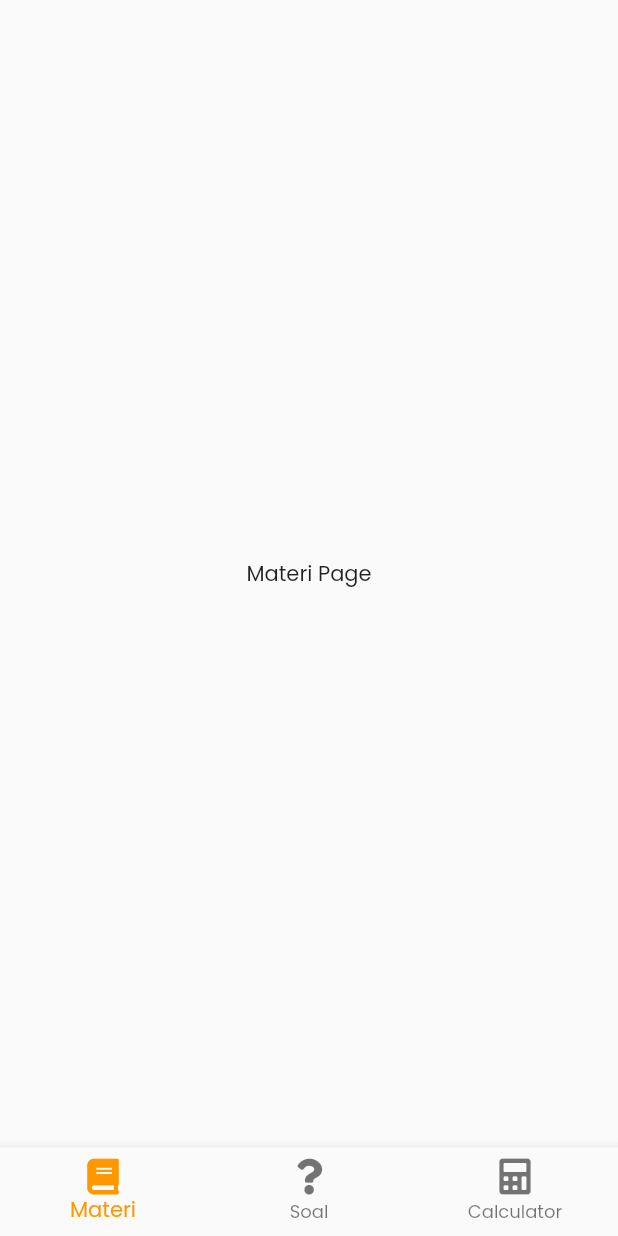
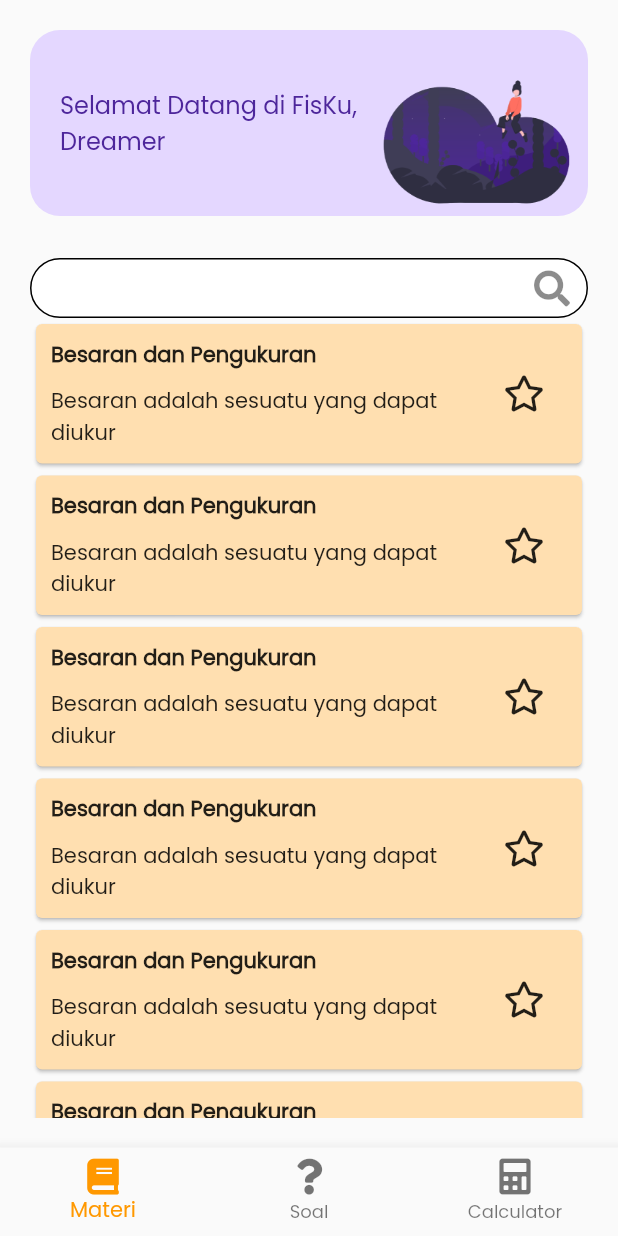
Before and after one commit to driskimaulana/fisku_app, a Flutter app: the screen it shows after launch, on a phone screen of 412 x 824 dp. Run offline on Flutter 3.47's test engine with Material 2 defaults, Android fonts, the light colour scheme and no system bars; our stand-ins replace font_awesome_flutter, hexcolor.

Commit message:
membuat halaman materi, dengan demo data

```diff
--- /dev/null
+++ b/lib/demo/daftar_materi.dart
@@ -0,0 +1,35 @@
+import 'package:fisku_app/models/materi_model.dart';
+import 'package:fisku_app/screens/pages/materi_page.dart';
+
+List<ModelMateri> demoData = [
+  ModelMateri(
+    judul: 'Besaran dan Pengukuran',
+    desc: 'Besaran adalah sesuatu yang dapat diukur',
+    materi: MateriPage(),
+  ),
+  ModelMateri(
+    judul: 'Besaran dan Pengukuran',
+    desc: 'Besaran adalah sesuatu yang dapat diukur',
+    materi: MateriPage(),
+  ),
+  ModelMateri(
+    judul: 'Besaran dan Pengukuran',
+    desc: 'Besaran adalah sesuatu yang dapat diukur',
+    materi: MateriPage(),
+  ),
+  ModelMateri(
+    judul: 'Besaran dan Pengukuran',
+    desc: 'Besaran adalah sesuatu yang dapat diukur',
+    materi: MateriPage(),
+  ),
+  ModelMateri(
+    judul: 'Besaran dan Pengukuran',
+    desc: 'Besaran adalah sesuatu yang dapat diukur',
+    materi: MateriPage(),
+  ),
+  ModelMateri(
+    judul: 'Besaran dan Pengukuran',
+    desc: 'Besaran adalah sesuatu yang dapat diukur',
+    materi: MateriPage(),
+  ),
+];
--- /dev/null
+++ b/lib/demo/demo_widget.dart
@@ -0,0 +1,14 @@
+import 'package:flutter/material.dart';
+
+class MateriDemo extends StatelessWidget {
+  const MateriDemo({Key? key}) : super(key: key);
+
+  @override
+  Widget build(BuildContext context) {
+    return Scaffold(
+      body: Center(
+        child: Text('Materi Page'),
+      ),
+    );
+  }
+}
--- a/lib/main.dart
+++ b/lib/main.dart
@@ -1,22 +1,11 @@
-import 'package:fisku_app/screens/pages/calculator_page.dart';
 import 'package:fisku_app/screens/pages/home_page.dart';
-import 'package:fisku_app/screens/pages/materi_page.dart';
-import 'package:fisku_app/screens/pages/soal_page.dart';
 import 'package:flutter/material.dart';
-import 'package:font_awesome_flutter/font_awesome_flutter.dart';
 
 void main() {
   runApp(MyApp());
 }
 
 class MyApp extends StatelessWidget {
-  int _currentIndex = 0;
-  List<Widget> _listMenu = [
-    MateriPage(),
-    SoalPage(),
-    CalculatorPage(),
-  ];
-
   @override
   Widget build(BuildContext context) {
     return MaterialApp(
--- /dev/null
+++ b/lib/models/materi_model.dart
@@ -0,0 +1,9 @@
+import 'package:flutter/material.dart';
+
+class ModelMateri {
+  String judul;
+  String desc;
+  Widget materi;
+
+  ModelMateri({required this.judul, required this.desc, required this.materi});
+}
--- a/lib/screens/pages/materi_page.dart
+++ b/lib/screens/pages/materi_page.dart
@@ -1,3 +1,6 @@
+import 'package:fisku_app/screens/widgets/materi_page/list_materi.dart';
+import 'package:fisku_app/screens/widgets/materi_page/search_bar.dart';
+import 'package:fisku_app/screens/widgets/materi_page/welcome.dart';
 import 'package:flutter/material.dart';
 
 class MateriPage extends StatefulWidget {
@@ -11,8 +14,18 @@ class _MateriPageState extends State<MateriPage> {
   @override
   Widget build(BuildContext context) {
     return Scaffold(
-      body: Center(
-        child: Text('Materi Page'),
+      body: Container(
+        padding: EdgeInsets.all(20.0),
+        child: SingleChildScrollView(
+          physics: BouncingScrollPhysics(),
+          child: Column(
+            children: <Widget>[
+              Welcome(),
+              SearchBar(),
+              ListMateri(),
+            ],
+          ),
+        ),
       ),
     );
   }
--- /dev/null
+++ b/lib/screens/widgets/materi_card.dart
@@ -0,0 +1,52 @@
+import 'package:fisku_app/models/materi_model.dart';
+import 'package:flutter/material.dart';
+import 'package:font_awesome_flutter/font_awesome_flutter.dart';
+import 'package:hexcolor/hexcolor.dart';
+
+class MateriCard extends StatefulWidget {
+  final ModelMateri dataMateri;
+  const MateriCard({Key? key, required this.dataMateri}) : super(key: key);
+
+  @override
+  _MateriCardState createState() => _MateriCardState();
+}
+
+class _MateriCardState extends State<MateriCard> {
+  @override
+  Widget build(BuildContext context) {
+    return Card(
+      color: HexColor('#FFDFB0'),
+      child: Padding(
+        padding: EdgeInsets.symmetric(vertical: 10.0, horizontal: 10.0),
+        child: Row(
+          mainAxisAlignment: MainAxisAlignment.spaceEvenly,
+          children: <Widget>[
+            Expanded(
+              flex: 5,
+              child: Column(
+                crossAxisAlignment: CrossAxisAlignment.start,
+                children: [
+                  Text(
+                    widget.dataMateri.judul,
+                    style: TextStyle(fontWeight: FontWeight.bold),
+                  ),
+                  SizedBox(
+                    height: 10.0,
+                  ),
+                  Text(widget.dataMateri.desc),
+                ],
+              ),
+            ),
+            Expanded(
+              // flex: ,
+              child: IconButton(
+                onPressed: () {},
+                icon: FaIcon(FontAwesomeIcons.star),
+              ),
+            )
+          ],
+        ),
+      ),
+    );
+  }
+}
--- /dev/null
+++ b/lib/screens/widgets/materi_page/list_materi.dart
@@ -0,0 +1,23 @@
+import 'package:fisku_app/demo/daftar_materi.dart';
+import 'package:fisku_app/screens/widgets/materi_card.dart';
+import 'package:flutter/material.dart';
+
+class ListMateri extends StatefulWidget {
+  @override
+  _ListMateriState createState() => _ListMateriState();
+}
+
+class _ListMateriState extends State<ListMateri> {
+  @override
+  Widget build(BuildContext context) {
+    return ListView.builder(
+      physics: NeverScrollableScrollPhysics(),
+      // scrollDirection: Axis.vertical,
+      shrinkWrap: true,
+      itemCount: demoData.length,
+      itemBuilder: (context, index) => MateriCard(
+        dataMateri: demoData[index],
+      ),
+    );
+  }
+}
--- /dev/null
+++ b/lib/screens/widgets/materi_page/search_bar.dart
@@ -0,0 +1,46 @@
+import 'package:flutter/material.dart';
+import 'package:font_awesome_flutter/font_awesome_flutter.dart';
+
+class SearchBar extends StatefulWidget {
+  const SearchBar({Key? key}) : super(key: key);
+
+  @override
+  _SearchBarState createState() => _SearchBarState();
+}
+
+class _SearchBarState extends State<SearchBar> {
+  @override
+  Widget build(BuildContext context) {
+    return Container(
+      margin: EdgeInsets.only(
+        top: 28.0,
+      ),
+      height: 40.0,
+      child: TextFormField(
+        decoration: InputDecoration(
+          suffixIcon: IconButton(
+            onPressed: () {
+              print('gaskeun!');
+              FocusScope.of(context).unfocus();
+            },
+            icon: FaIcon(
+              FontAwesomeIcons.search,
+            ),
+          ),
+          contentPadding: EdgeInsets.symmetric(
+            vertical: 0.0,
+            horizontal: 20.0,
+          ),
+          filled: true,
+          fillColor: Colors.white,
+          enabledBorder: OutlineInputBorder(
+            borderRadius: BorderRadius.circular(20.0),
+          ),
+          focusedBorder: OutlineInputBorder(
+            borderRadius: BorderRadius.circular(20.0),
+          ),
+        ),
+      ),
+    );
+  }
+}
--- /dev/null
+++ b/lib/screens/widgets/materi_page/welcome.dart
@@ -0,0 +1,49 @@
+import 'package:flutter/material.dart';
+import 'package:hexcolor/hexcolor.dart';
+
+class Welcome extends StatelessWidget {
+  const Welcome({Key? key}) : super(key: key);
+
+  @override
+  Widget build(BuildContext context) {
+    return SafeArea(
+      child: AspectRatio(
+        aspectRatio: 3 / 1,
+        child: Container(
+          decoration: BoxDecoration(
+            borderRadius: BorderRadius.circular(20.0),
+            color: HexColor('#E4D7FF'),
+          ),
+          child: Row(
+            mainAxisAlignment: MainAxisAlignment.spaceBetween,
+            children: <Widget>[
+              Expanded(
+                flex: 3,
+                child: Padding(
+                  padding: const EdgeInsets.only(
+                    left: 20.0,
+                  ),
+                  child: Text(
+                    'Selamat Datang di FisKu, Dreamer',
+                    style: TextStyle(color: HexColor('#4D269B'), fontSize: 16),
+                  ),
+                ),
+              ),
+              Expanded(
+                  flex: 2,
+                  child: Column(
+                    crossAxisAlignment: CrossAxisAlignment.end,
+                    mainAxisAlignment: MainAxisAlignment.end,
+                    children: [
+                      Image.asset(
+                        'assets/images/materi_page/dreamer.png',
+                      ),
+                    ],
+                  )),
+            ],
+          ),
+        ),
+      ),
+    );
+  }
+}
```
Also changed, not shown: pubspec.yaml (+4 -4 lines), assets/fonts/poppins/Poppins-Regular.ttf (added), assets/images/materi_page/dreamer.png (added), pubspec.lock.
